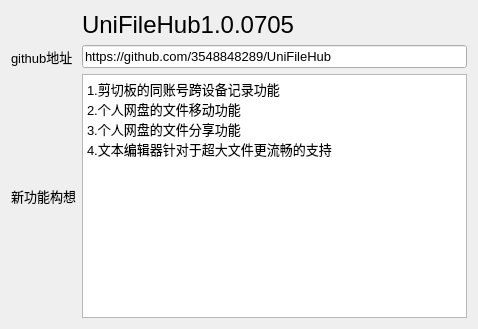
Above: MoreFunction/MoreFunction.ui from 3548848289/UniFileHub before the change. Below: the same form after it.
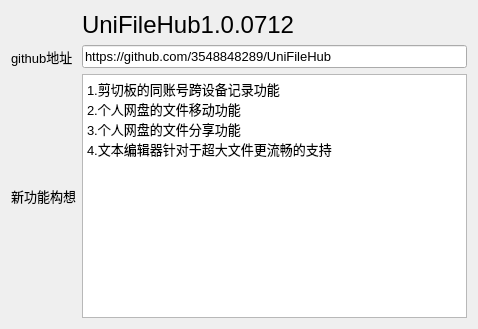
That is the form after the change. Icons and pictures are not drawn.

```diff
--- a/MoreFunction/MoreFunction.ui
+++ b/MoreFunction/MoreFunction.ui
@@ -82,7 +82,7 @@
       </font>
      </property>
      <property name="text">
-      <string>UniFileHub1.0.0705</string>
+      <string>UniFileHub1.0.0712</string>
      </property>
     </widget>
    </item>
```
